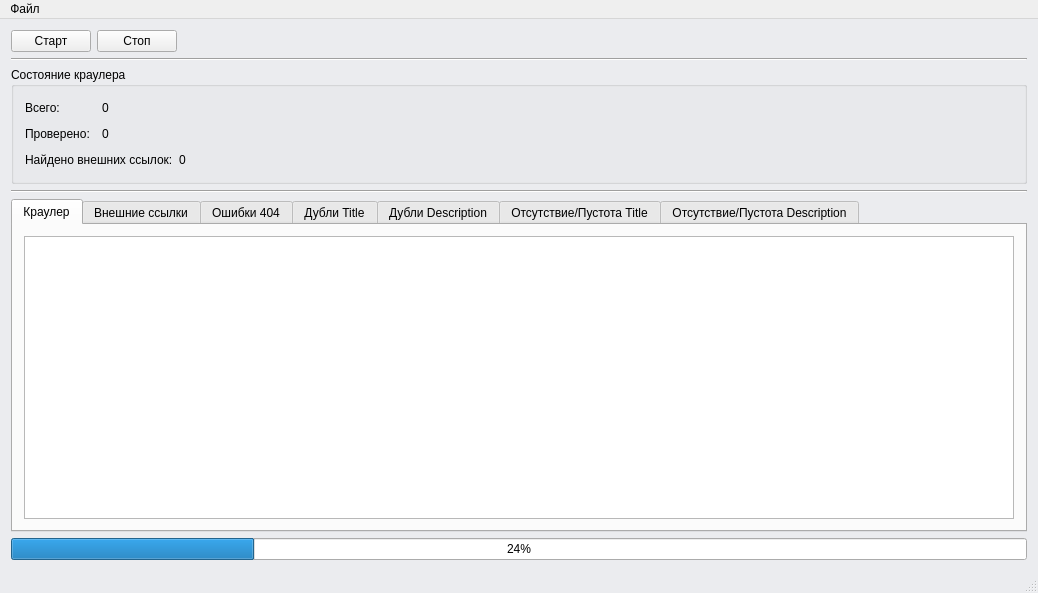
Above: WebSiteAnalyzer/ui/main_frame.ui from ANDR-ASCII/WebSiteAnalyzer before the change. Below: the same form after it.
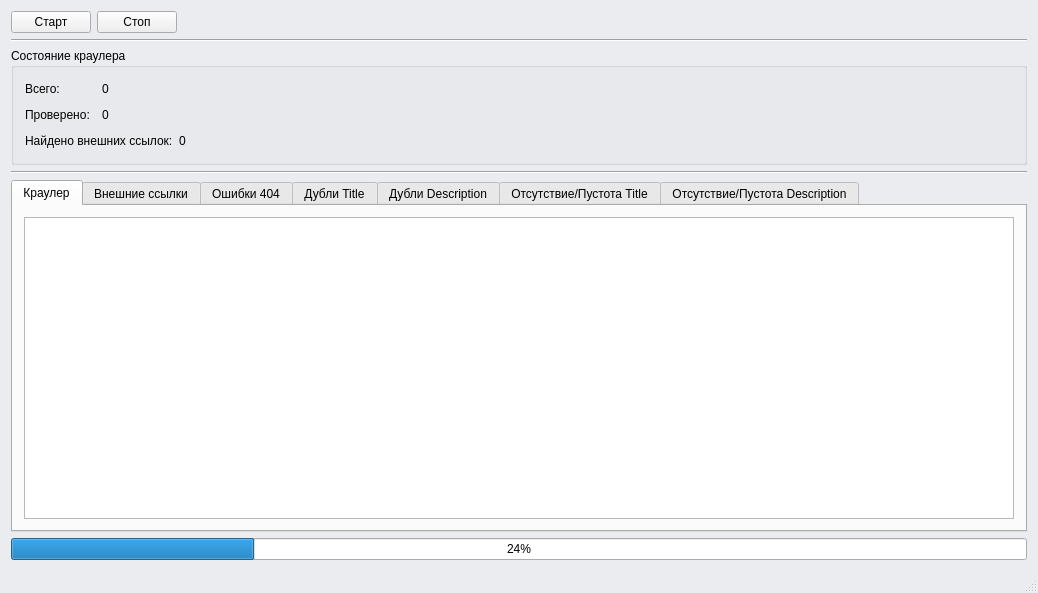
That is the form after the change.

The edit to the form file:
```diff
--- a/WebSiteAnalyzer/ui/main_frame.ui
+++ b/WebSiteAnalyzer/ui/main_frame.ui
@@ -272,25 +272,6 @@
    <zorder>progressBar</zorder>
    <zorder>horizontalSpacer_4</zorder>
   </widget>
-  <widget class="QMenuBar" name="menuBar">
-   <property name="geometry">
-    <rect>
-     <x>0</x>
-     <y>0</y>
-     <width>1038</width>
-     <height>21</height>
-    </rect>
-   </property>
-   <widget class="QMenu" name="menu">
-    <property name="title">
-     <string>Файл</string>
-    </property>
-    <addaction name="action"/>
-    <addaction name="action_2"/>
-    <addaction name="separator"/>
-   </widget>
-   <addaction name="menu"/>
-  </widget>
   <widget class="QStatusBar" name="statusBar"/>
   <action name="action">
    <property name="text">
```
